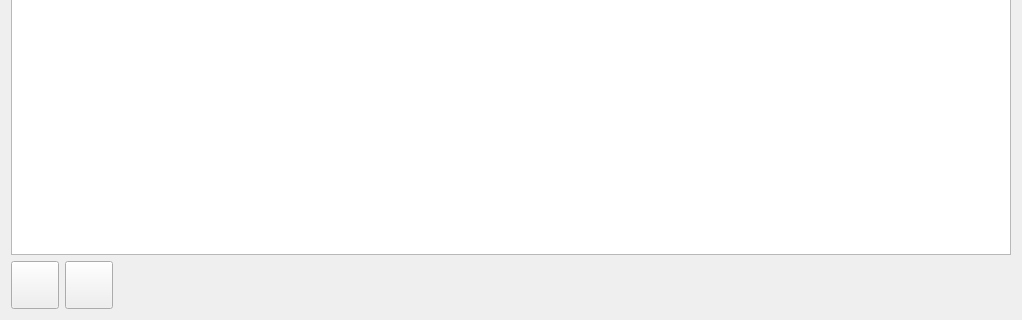
This is Waiter/dlgface.ui in End1-1/Cafe5 as Qt 5 draws it before an edit; both pictures show x 0 to 1022 and y 382 to 702 of the 1022 by 702 pixel window. The edited form follows.
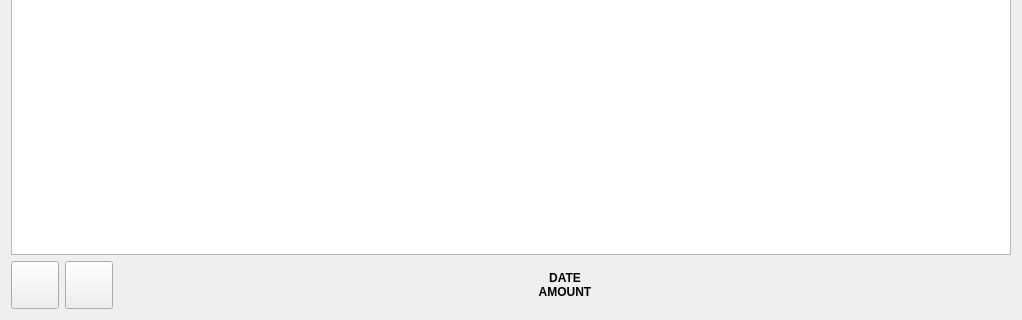
This is the edited form. Icons and pictures are not drawn.

Patch:
```diff
--- a/Waiter/dlgface.ui
+++ b/Waiter/dlgface.ui
@@ -136,6 +136,34 @@
         </property>
        </widget>
       </item>
+      <item>
+       <spacer name="horizontalSpacer_2">
+        <property name="orientation">
+         <enum>Qt::Horizontal</enum>
+        </property>
+        <property name="sizeHint" stdset="0">
+         <size>
+          <width>500</width>
+          <height>20</height>
+         </size>
+        </property>
+       </spacer>
+      </item>
+      <item>
+       <widget class="QLabel" name="lbDate">
+        <property name="styleSheet">
+         <string notr="true">font-weight:bold;
+font-size:12px;</string>
+        </property>
+        <property name="text">
+         <string>DATE
+AMOUNT</string>
+        </property>
+        <property name="alignment">
+         <set>Qt::AlignCenter</set>
+        </property>
+       </widget>
+      </item>
       <item>
        <spacer name="horizontalSpacer">
         <property name="orientation">
@@ -143,7 +171,7 @@
         </property>
         <property name="sizeHint" stdset="0">
          <size>
-          <width>875</width>
+          <width>500</width>
           <height>20</height>
          </size>
         </property>
```
